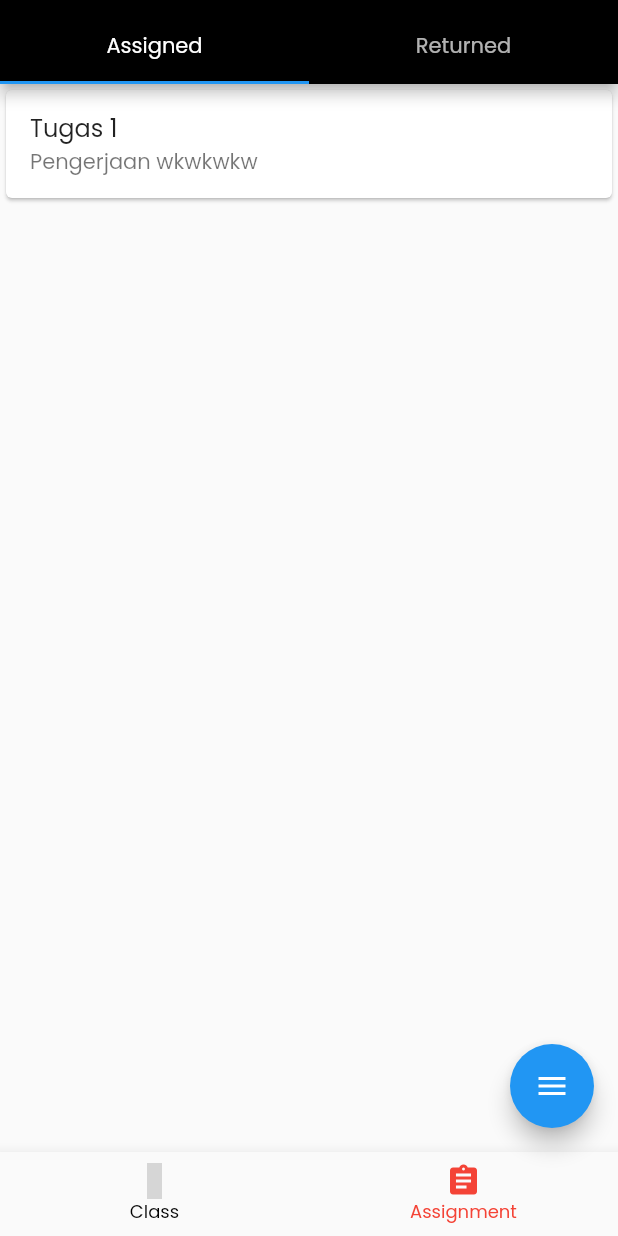
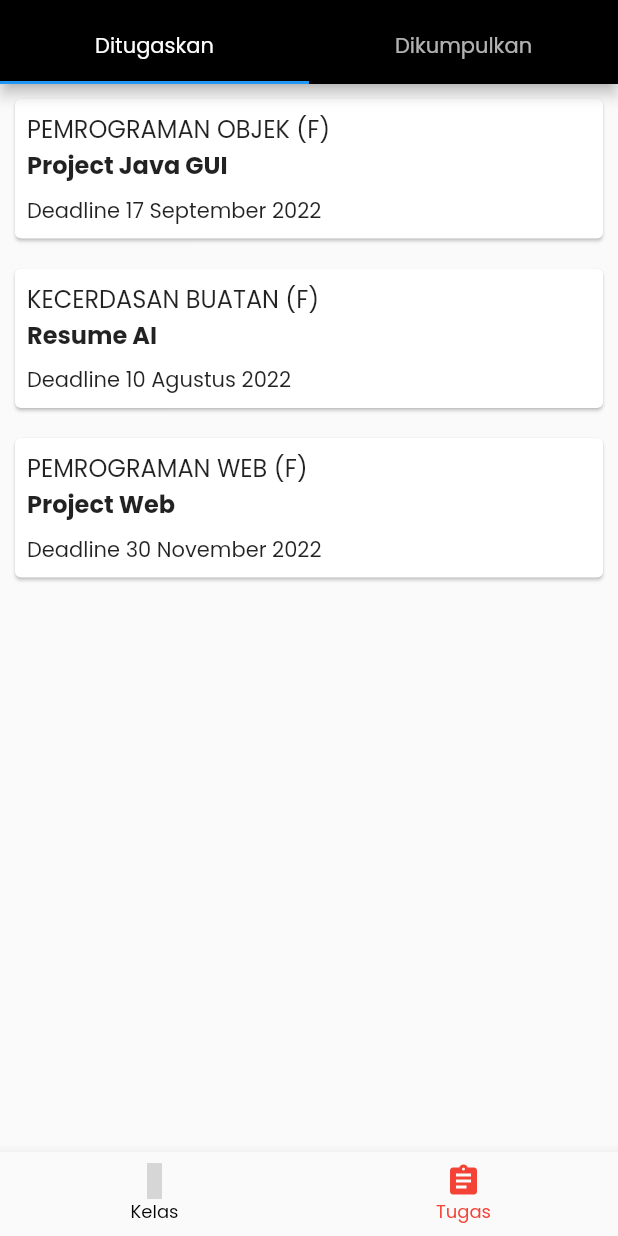
Before and after one commit to adanngrha/study_up, a Flutter app: the screen it shows after launch, item 2 of the bottom bar chosen, on a phone screen of 412 x 824 dp. Run offline on Flutter 3.47's test engine with Material 2 defaults, Android fonts, the phone set to English and light mode, and no system bars; drawn by our look-alikes of flutter_speed_dial; statements that could not run were skipped; grey boxes are pictures that could not be loaded.

Commit message:
assignment page done

```diff
--- a/lib/appbar.dart
+++ b/lib/appbar.dart
@@ -9,7 +9,7 @@ class ClassAppBar extends StatelessWidget implements PreferredSizeWidget {
       preferredSize: const Size.fromHeight(100),
       child: AppBar(
         centerTitle: true,
-        title: const Text('Classes'),
+        title: const Text('Daftar Kelas'),
         backgroundColor: Colors.black,
       ),
     );
@@ -27,10 +27,11 @@ class AssigmentAppBar extends StatelessWidget implements PreferredSizeWidget {
     return AppBar(
       centerTitle: true,
       backgroundColor: Colors.black,
+      automaticallyImplyLeading: false,
       bottom: TabBar(
         tabs: [
-          Tab(text: 'Assigned'),
-          Tab(text: 'Returned')
+          Tab(text: 'Ditugaskan'),
+          Tab(text: 'Dikumpulkan'),
           ]
           ),
     );
--- a/lib/bottom_nav.dart
+++ b/lib/bottom_nav.dart
@@ -15,11 +15,11 @@ class BottomNavigation extends StatelessWidget {
       items: const [
         BottomNavigationBarItem(
           icon: Icon(Icons.class__rounded),
-          label: 'Class',
+          label: 'Kelas',
         ),
         BottomNavigationBarItem(
           icon: Icon(Icons.assignment),
-          label: 'Assignment',
+          label: 'Tugas',
         ),
       ],
       currentIndex: selectedIndex,
--- a/lib/home.dart
+++ b/lib/home.dart
@@ -1,5 +1,4 @@
 import 'package:flutter/material.dart';
-import 'package:flutter_speed_dial/flutter_speed_dial.dart';
 import 'package:study_up/appbar.dart';
 import 'bottom_nav.dart';
 import 'screens/class/class.dart';
@@ -39,20 +38,6 @@ class _HomeState extends State<Home> {
           selectedIndex: selectedIndex,
           onClicked: onClicked,
         ),
-        floatingActionButton: SpeedDial(
-          icon: Icons.add,
-          animatedIcon: AnimatedIcons.menu_close,
-          children: [
-            SpeedDialChild(
-              child: const Icon(Icons.note_add),
-              label: 'Add a Note',
-            ),
-            SpeedDialChild(
-              child: const Icon(Icons.add),
-              label: 'Add a Task',
-            ),
-          ],
-        ),
       ),
     );
   }
--- /dev/null
+++ b/lib/model/assigned_assignment.dart
@@ -0,0 +1,38 @@
+import 'package:flutter/material.dart';
+import 'package:study_up/model/class.dart';
+
+class AssignedAssignment {
+  String course;
+  String title;
+  String room;
+  String instructions;
+  String due;
+
+  AssignedAssignment(
+      {required this.course,
+      required this.title,
+      required this.instructions,
+      required this.due,
+      required this.room});
+}
+
+var assignedAssignmentList = [
+  AssignedAssignment(
+      course: courseList[3].name,
+      title: 'Project Java GUI',
+      room: courseList[3].room,
+      instructions: 'Kerjakan Semuanya',
+      due: '17 September 2022'),
+  AssignedAssignment(
+      course: courseList[5].name,
+      title: 'Resume AI',
+      room: courseList[5].room,
+      instructions: 'Kerjakan Semuanya',
+      due: '10 Agustus 2022'),
+  AssignedAssignment(
+      course: courseList[4].name,
+      title: 'Project Web',
+      room: courseList[4].room,
+      instructions: 'Kerjakan Semuanya',
+      due: '30 November 2022')
+];
--- /dev/null
+++ b/lib/model/turned_assignment.dart
@@ -0,0 +1,32 @@
+import 'package:flutter/material.dart';
+import 'package:study_up/model/class.dart';
+
+class TurnedAssignment {
+  String course;
+  String title;
+  String room;
+  String instructions;
+  String due;
+
+  TurnedAssignment(
+      {required this.course,
+      required this.title,
+      required this.room,
+      required this.instructions,
+      required this.due});
+}
+
+var turnedAssignmentList = [
+  TurnedAssignment(
+      course: courseList[9].name,
+      title: 'Tugas 3',
+      room: courseList[5].room,
+      instructions: 'Kerjakan Semuanya',
+      due: '10 September 2022'),
+  TurnedAssignment(
+      course: courseList[6].name,
+      title: 'Tugas 4',
+      room: courseList[5].room,
+      instructions: 'Kerjakan Semuanya',
+      due: '10 September 2022')
+];
--- a/lib/screens/assignment/assignment.dart
+++ b/lib/screens/assignment/assignment.dart
@@ -1,4 +1,8 @@
 import 'package:flutter/material.dart';
+import 'package:study_up/model/assigned_assignment.dart';
+import 'package:study_up/model/turned_assignment.dart';
+import 'package:study_up/screens/assignment/detail_assigned_assignment.dart';
+import 'package:study_up/screens/assignment/detail_returned_assignment.dart';
 
 class AssignmentScreen extends StatefulWidget {
   const AssignmentScreen({Key? key}) : super(key: key);
@@ -12,20 +16,113 @@ class _AssignmentScreenState extends State<AssignmentScreen> {
   Widget build(BuildContext context) {
     return TabBarView(
       children: [
-        Center(
-          child: ListView(
-            children: [
-              Card(
-                child: ListTile(
-                  title: Text('Tugas 1'),
-                  subtitle: Text('Pengerjaan wkwkwkw'),
-                ),
-              ),
-            ],
-          ),
+        // Assigned Tabview
+        ListView.builder(
+          itemBuilder: (context, index) {
+            final AssignedAssignment assignment = assignedAssignmentList[index];
+            return InkWell(
+                onTap: () {
+                  Navigator.push(context, MaterialPageRoute(builder: (context) {
+                    return DetailAssignedAssignment(assignment: assignment);
+                  }));
+                },
+                child: Card(
+                    margin: EdgeInsets.all(10.0),
+                    child: Row(
+                      crossAxisAlignment: CrossAxisAlignment.start,
+                      children: <Widget>[
+                        Expanded(
+                          flex: 2,
+                          child: Padding(
+                            padding: const EdgeInsets.all(8.0),
+                            child: Column(
+                              crossAxisAlignment: CrossAxisAlignment.start,
+                              mainAxisSize: MainAxisSize.min,
+                              children: <Widget>[
+                                Text(
+                                  assignment.course +
+                                      ' (' +
+                                      assignment.room +
+                                      ')',
+                                  style: TextStyle(
+                                      fontSize: 16.0,
+                                      fontWeight: FontWeight.w300),
+                                ),
+                                Text(
+                                  assignment.title,
+                                  style: TextStyle(
+                                      fontSize: 16.0,
+                                      fontWeight: FontWeight.w700),
+                                ),
+                                const SizedBox(
+                                  height: 8,
+                                ),
+                                Text('Deadline ' + assignment.due),
+                              ],
+                            ),
+                          ),
+                        )
+                      ],
+                    )));
+          },
+          itemCount: assignedAssignmentList.length,
         ),
-        Center(
-          child: Text('Screen 2'),
+
+        // Turned Tabview
+        ListView.builder(
+          itemBuilder: (context, index) {
+            final TurnedAssignment assignment = turnedAssignmentList[index];
+            return InkWell(
+                onTap: () {
+                  Navigator.push(context, MaterialPageRoute(builder: (context) {
+                    return DetailTurnedAssignment(assignment: assignment);
+                  }));
+                },
+                child: Card(
+                    margin: EdgeInsets.all(10.0),
+                    child: Row(
+                      crossAxisAlignment: CrossAxisAlignment.start,
+                      children: <Widget>[
+                        Expanded(
+                          flex: 2,
+                          child: Padding(
+                            padding: const EdgeInsets.all(8.0),
+                            child: Column(
+                              crossAxisAlignment: CrossAxisAlignment.start,
+                              mainAxisSize: MainAxisSize.min,
+                              children: <Widget>[
+                                Text(
+                                  assignment.course +
+                                      ' (' +
+                                      assignment.room +
+                                      ')',
+                                  style: TextStyle(
+                                      fontSize: 16.0,
+                                      fontWeight: FontWeight.w300),
+                                ),
+                                Row(
+                                    mainAxisAlignment:
+                                        MainAxisAlignment.spaceBetween,
+                                    children: [
+                                      Text(
+                                        assignment.title,
+                                        style: TextStyle(
+                                            fontSize: 16.0,
+                                            fontWeight: FontWeight.w700),
+                                      ),
+                                      ElevatedButton(
+                                          onPressed: null,
+                                          child: Text('Dikumpulkan'))
+                                    ]),
+                                Text('Deadline ' + assignment.due),
+                              ],
+                            ),
+                          ),
+                        )
+                      ],
+                    )));
+          },
+          itemCount: turnedAssignmentList.length,
         ),
       ],
     );
--- a/pubspec.yaml
+++ b/pubspec.yaml
@@ -34,8 +34,6 @@ dependencies:
   # The following adds the Cupertino Icons font to your application.
   # Use with the CupertinoIcons class for iOS style icons.
   cupertino_icons: ^1.0.2
-  syncfusion_flutter_calendar: ^20.1.47
-  flutter_speed_dial: ^5.1.0
 
 dev_dependencies:
   flutter_test:
```
Also changed, not shown: lib/screens/assignment/detail_assigned_assignment.dart (added, +112 -0 lines), lib/screens/assignment/detail_returned_assignment.dart (added, +97 -0 lines), lib/screens/class/detail_class.dart (+21 -38 lines), flutter_01.png (added), pubspec.lock.
